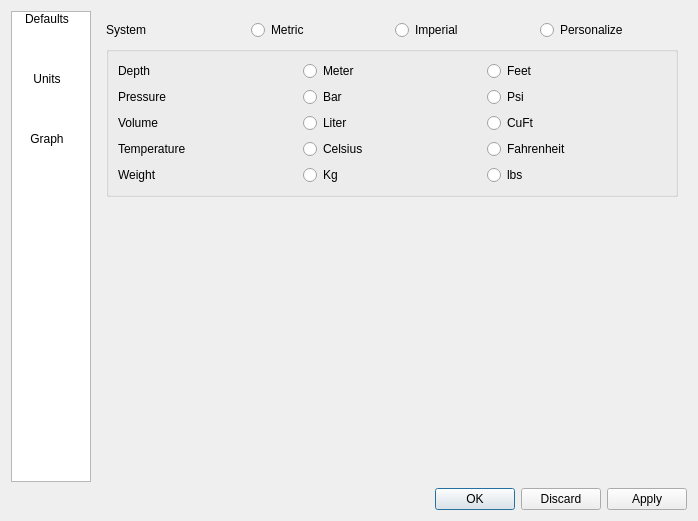
The window that qt-ui/preferences.ui (subsurface/subsurface) describes before a commit, drawn with Qt 5.
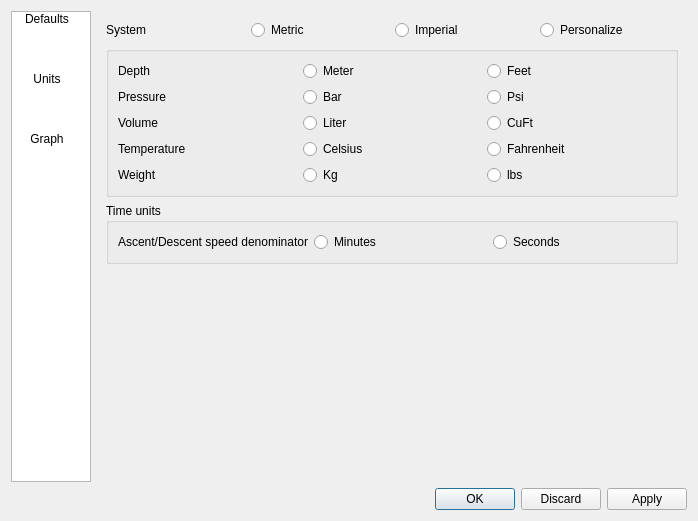
The same window after the commit. Icons and pictures are not drawn.

Commit message:
Added configuration options for vertical speed units.
Some people (free divers) are loving ft/s or m/s units for vertical speeds.
Now they can choose between /min or /s in the configuration (only Qt UI).

```diff
--- a/qt-ui/preferences.ui
+++ b/qt-ui/preferences.ui
@@ -401,6 +401,46 @@
            </layout>
           </widget>
          </item>
+         <item>
+          <layout class="QHBoxLayout">
+           <item>
+            <widget class="QGroupBox">
+             <property name="title">
+              <string>Time units</string>
+             </property>
+             <layout class="QGridLayout">
+              <item row="0" column="0">
+               <widget class="QLabel">
+                <property name="text">
+                 <string>Ascent/Descent speed denominator</string>
+                </property>
+               </widget>
+              </item>
+              <item row="0" column="1">
+               <widget class="QRadioButton" name="vertical_speed_minutes">
+                <property name="text">
+                 <string>Minutes</string>
+                </property>
+                <attribute name="buttonGroup">
+                 <string notr="true">verticalSpeed</string>
+                </attribute>
+               </widget>
+              </item>
+              <item row="0" column="2">
+               <widget class="QRadioButton" name="vertical_speed_seconds">
+                <property name="text">
+                 <string>Seconds</string>
+                </property>
+                <attribute name="buttonGroup">
+                 <string notr="true">verticalSpeed</string>
+                </attribute>
+               </widget>
+              </item>
+             </layout>
+            </widget>
+           </item>
+          </layout>
+         </item>
          <item>
           <spacer name="verticalSpacer">
            <property name="orientation">
@@ -414,19 +454,6 @@
            </property>
           </spacer>
          </item>
-         <item>
-          <spacer name="horizontalSpacer">
-           <property name="orientation">
-            <enum>Qt::Horizontal</enum>
-           </property>
-           <property name="sizeHint" stdset="0">
-            <size>
-             <width>40</width>
-             <height>20</height>
-            </size>
-           </property>
-          </spacer>
-         </item>
         </layout>
        </widget>
        <widget class="QWidget" name="page_3">
```
Left out of the diff: 1 changed line with no effect on the pictures. The commit also changes 5 other files.
